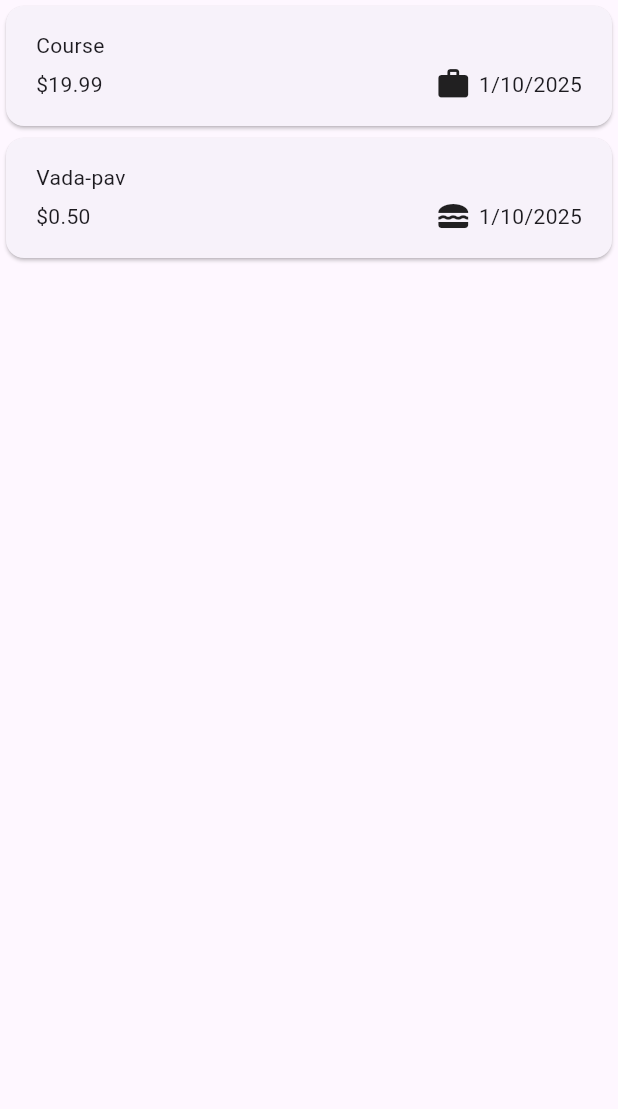
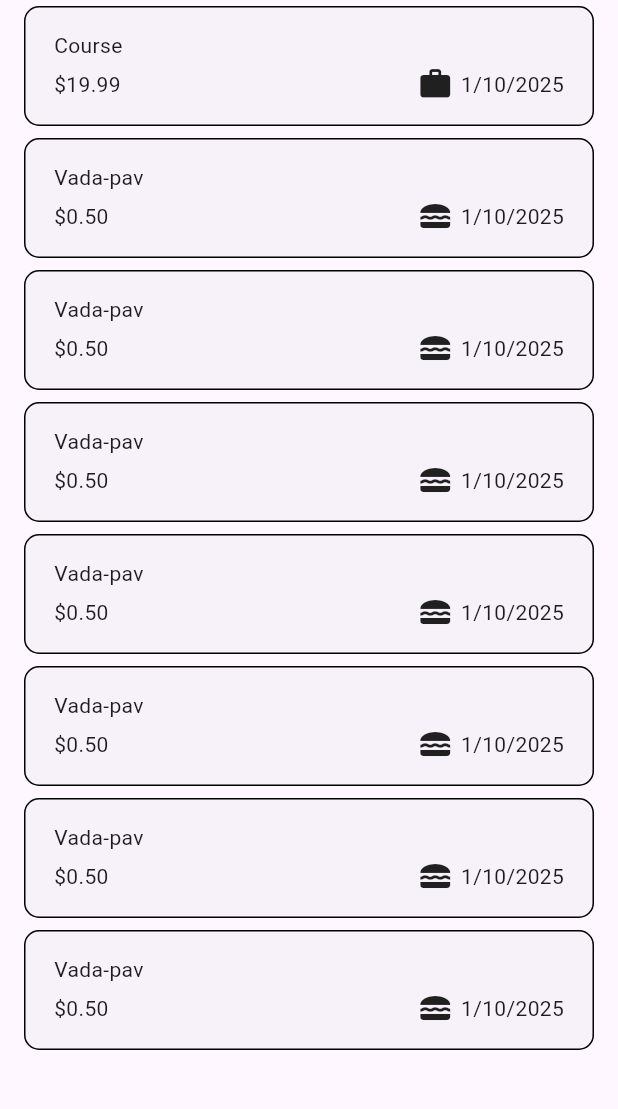
Before and after one commit to ptuxnet/Ezexpenses, a Flutter app: the screen it shows after launch, on a phone screen of 412 x 824 dp, the part 114-1223 px from its top. Run offline on Flutter 3.47's test engine with Material 3 defaults, Android fonts, the phone set to English and light mode, and no system bars.

Commit message:
done with new expense item

```diff
--- a/lib/widget/expenses.dart
+++ b/lib/widget/expenses.dart
@@ -24,18 +24,97 @@ class _ExpensesState extends State<Expenses> {
       date: DateTime.now(),
       category: Category.food,
     ),
+    Expense(
+      title: 'Vada-pav',
+      amount: 0.5,
+      date: DateTime.now(),
+      category: Category.food,
+    ),
+    Expense(
+      title: 'Vada-pav',
+      amount: 0.5,
+      date: DateTime.now(),
+      category: Category.food,
+    ),
+    Expense(
+      title: 'Vada-pav',
+      amount: 0.5,
+      date: DateTime.now(),
+      category: Category.food,
+    ),
+    Expense(
+      title: 'Vada-pav',
+      amount: 0.5,
+      date: DateTime.now(),
+      category: Category.food,
+    ),
+    Expense(
+      title: 'Vada-pav',
+      amount: 0.5,
+      date: DateTime.now(),
+      category: Category.food,
+    ),
+    Expense(
+      title: 'Vada-pav',
+      amount: 0.5,
+      date: DateTime.now(),
+      category: Category.food,
+    ),
   ];
 
   // Method for scaffold's Icon button
   void _openAddExpenseOverlay() {
     showModalBottomSheet(
+      isScrollControlled: true,
       context: context,
-      builder: (ctx) => const NewExpense(),
+      builder: (ctx) => NewExpense(
+        onAddExpense: _addExpense,
+      ),
+    );
+  }
+
+  // Method for add Expense.
+  void _addExpense(Expense expense) {
+    setState(() {
+      _registeredExpenses.add(expense);
+    });
+  }
+
+  // Method for remove Expense.
+  void _removeExpense(Expense expense) {
+    final expenseIndex = _registeredExpenses.indexOf(expense);
+    setState(() {
+      _registeredExpenses.remove(expense);
+    });
+    ScaffoldMessenger.of(context).clearSnackBars();
+    ScaffoldMessenger.of(context).showSnackBar(
+      SnackBar(
+        backgroundColor: Colors.indigo,
+        behavior: SnackBarBehavior.floating,
+        content: const Text('Your Expense has deleted'),
+        action: SnackBarAction(
+            label: 'Undo',
+            onPressed: () {
+              setState(() {
+                _registeredExpenses.insert(expenseIndex, expense);
+              });
+            }),
+      ),
     );
   }
 
   @override
   Widget build(BuildContext context) {
+    Widget mainContent = const Center(
+      child: Text('No expense found. Start adding some!'),
+    );
+
+    if (_registeredExpenses.isNotEmpty) {
+      mainContent = ExpensesList(
+        expenses: _registeredExpenses,
+        onRemoveExpense: _removeExpense,
+      );
+    }
     return Scaffold(
       appBar: AppBar(
         title: const Text('Ezexpense'),
@@ -51,9 +130,8 @@ class _ExpensesState extends State<Expenses> {
           children: [
             const Text('data'),
             Expanded(
-                child: ExpensesList(
-              expenses: _registeredExpenses,
-            )),
+              child: mainContent,
+            )
           ],
         ),
       ),
--- a/lib/widget/expenses_item.dart
+++ b/lib/widget/expenses_item.dart
@@ -11,7 +11,13 @@ class ExpensesItem extends StatelessWidget {
 
   @override
   Widget build(BuildContext context) {
-    return Card(
+    return Padding(
+      padding: const EdgeInsets.symmetric(horizontal: 12),
+      child: Card(
+        elevation: 0.0,
+        shape: OutlineInputBorder(
+          borderRadius: BorderRadius.circular(10),
+        ),
         child: Padding(
           padding: const EdgeInsets.symmetric(
             horizontal: 20,
@@ -46,6 +52,7 @@ class ExpensesItem extends StatelessWidget {
             ],
           ),
         ),
+      ),
     );
   }
 }
--- a/lib/widget/expenses_list.dart
+++ b/lib/widget/expenses_list.dart
@@ -6,16 +6,24 @@ class ExpensesList extends StatelessWidget {
   const ExpensesList({
     super.key,
     required this.expenses,
+    required this.onRemoveExpense,
   });
 
   final List<Expense> expenses;
+  final Function(Expense expense) onRemoveExpense;
 
   @override
   Widget build(BuildContext context) {
     return ListView.builder(
       itemCount: expenses.length,
-      itemBuilder: (ctx, index) => ExpensesItem(
-        expenses[index],
+      itemBuilder: (ctx, index) => Dismissible(
+        key: ValueKey(expenses[index]),
+        onDismissed: (direction) => onRemoveExpense(
+          expenses[index],
+        ),
+        child: ExpensesItem(
+          expenses[index],
+        ),
       ),
     );
   }
```
Also changed, not shown: lib/widget/new_expense.dart (+59 -9 lines), pubspec.lock, 5 other files. Lines whose indentation alone changed are shown as unchanged.
